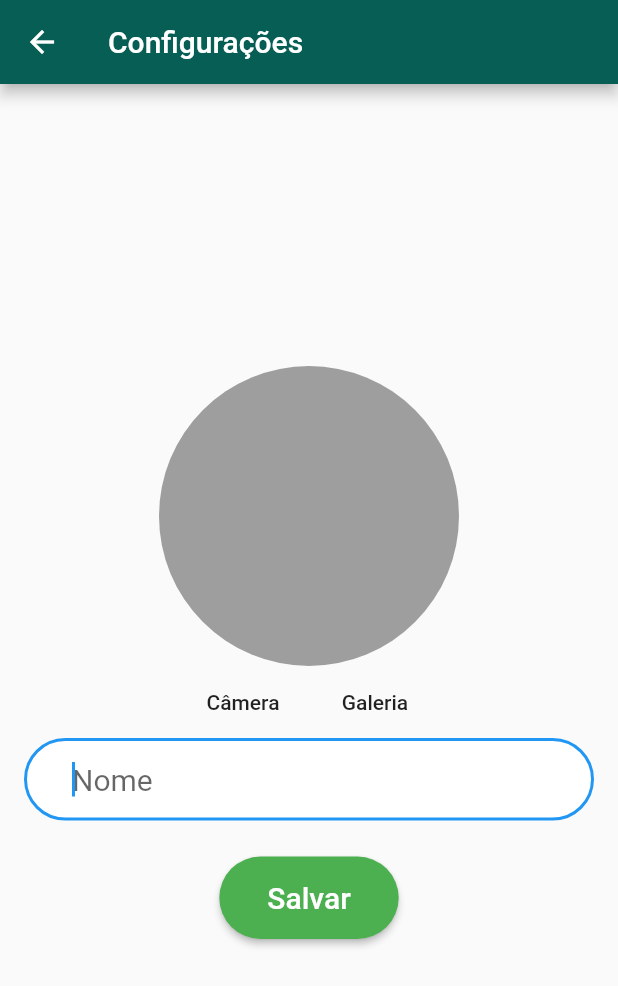
After one commit to felipeabreu86/flutter_whatsapp, a Flutter app: the Configuracoes screen opened by its route, after a tap on "Câmera", on a phone screen of 412 x 824 dp. The commit adds this screen. Shown: the top 986 px of the screen. Run offline on Flutter 3.47's test engine with Material 2 defaults, Android fonts, the phone set to English and light mode, and no system bars; our stand-ins replace cloud_firestore, firebase_auth, firebase_storage, image_picker; accounts and stored records are empty.

Commit message:
Se aplicado, este commit irá criar a tela de configurações e fazer o upload da imagem no firebase

```diff
--- /dev/null
+++ b/lib/configuracoes.dart
@@ -0,0 +1,161 @@
+import 'package:flutter/material.dart';
+import 'package:image_picker/image_picker.dart';
+import 'package:firebase_storage/firebase_storage.dart';
+import 'package:firebase_auth/firebase_auth.dart';
+import 'dart:io';
+
+class Configuracoes extends StatefulWidget {
+  @override
+  _ConfiguracoesState createState() => _ConfiguracoesState();
+}
+
+class _ConfiguracoesState extends State<Configuracoes> {
+  TextEditingController _controllerNome = TextEditingController();
+  File _imagem;
+  String _idUsuarioLogado;
+  bool _subindoImagem = false;
+  String _urlImagemRecuperada;
+
+  Future _recuperarImagem(String origemImagem) async {
+    File imagemSelecionada;
+    switch (origemImagem) {
+      case "camera":
+        imagemSelecionada =
+            await ImagePicker.pickImage(source: ImageSource.camera);
+        break;
+      case "galeria":
+        imagemSelecionada =
+            await ImagePicker.pickImage(source: ImageSource.gallery);
+        break;
+    }
+
+    setState(() {
+      _imagem = imagemSelecionada;
+      if (_imagem != null) {
+        _subindoImagem = true;
+        _uploadImagem();
+      }
+    });
+  }
+
+  Future _uploadImagem() async {
+    FirebaseStorage storage = FirebaseStorage.instance;
+    StorageReference pastaRaiz = storage.ref();
+    StorageReference arquivo =
+        pastaRaiz.child("perfil").child(_idUsuarioLogado + ".jpg");
+
+    //Upload da imagem
+    StorageUploadTask task = arquivo.putFile(_imagem);
+
+    //Controlar progresso do upload
+    task.events.listen((StorageTaskEvent storageEvent) {
+      if (storageEvent.type == StorageTaskEventType.progress) {
+        setState(() {
+          _subindoImagem = true;
+        });
+      } else if (storageEvent.type == StorageTaskEventType.success) {
+        setState(() {
+          _subindoImagem = false;
+        });
+      }
+    });
+
+    //Recuperar url da imagem
+    task.onComplete.then((StorageTaskSnapshot snapshot) {
+      _recuperarUrlImagem(snapshot);
+    });
+  }
+
+  Future _recuperarUrlImagem(StorageTaskSnapshot snapshot) async {
+    String url = await snapshot.ref.getDownloadURL();
+
+    setState(() {
+      _urlImagemRecuperada = url;
+    });
+  }
+
+  _recuperarDadosUsuario() async {
+    FirebaseAuth auth = FirebaseAuth.instance;
+    FirebaseUser usuarioLogado = await auth.currentUser();
+    _idUsuarioLogado = usuarioLogado.uid;
+  }
+
+  @override
+  void initState() {
+    super.initState();
+    _recuperarDadosUsuario();
+  }
+
+  @override
+  Widget build(BuildContext context) {
+    return Scaffold(
+      appBar: AppBar(
+        title: Text("Configurações"),
+      ),
+      body: Container(
+        padding: EdgeInsets.all(16),
+        child: Center(
+          child: SingleChildScrollView(
+            child: Column(
+              children: <Widget>[
+                _subindoImagem ? CircularProgressIndicator() : Container(),
+                CircleAvatar(
+                    radius: 100,
+                    backgroundColor: Colors.grey,
+                    backgroundImage: _urlImagemRecuperada != null
+                        ? NetworkImage(_urlImagemRecuperada)
+                        : null),
+                Row(
+                  mainAxisAlignment: MainAxisAlignment.center,
+                  children: <Widget>[
+                    FlatButton(
+                      child: Text("Câmera"),
+                      onPressed: () {
+                        _recuperarImagem("camera");
+                      },
+                    ),
+                    FlatButton(
+                      child: Text("Galeria"),
+                      onPressed: () {
+                        _recuperarImagem("galeria");
+                      },
+                    )
+                  ],
+                ),
+                Padding(
+                  padding: EdgeInsets.only(bottom: 8),
+                  child: TextField(
+                    controller: _controllerNome,
+                    autofocus: true,
+                    keyboardType: TextInputType.text,
+                    style: TextStyle(fontSize: 20),
+                    decoration: InputDecoration(
+                        contentPadding: EdgeInsets.fromLTRB(32, 16, 32, 16),
+                        hintText: "Nome",
+                        filled: true,
+                        fillColor: Colors.white,
+                        border: OutlineInputBorder(
+                            borderRadius: BorderRadius.circular(32))),
+                  ),
+                ),
+                Padding(
+                  padding: EdgeInsets.only(top: 16, bottom: 10),
+                  child: RaisedButton(
+                      child: Text(
+                        "Salvar",
+                        style: TextStyle(color: Colors.white, fontSize: 20),
+                      ),
+                      color: Colors.green,
+                      padding: EdgeInsets.fromLTRB(32, 16, 32, 16),
+                      shape: RoundedRectangleBorder(
+                          borderRadius: BorderRadius.circular(32)),
+                      onPressed: () {}),
+                )
+              ],
+            ),
+          ),
+        ),
+      ),
+    );
+  }
+}
--- a/lib/home.dart
+++ b/lib/home.dart
@@ -34,7 +34,7 @@ class _HomeState extends State<Home> with SingleTickerProviderStateMixin {
   _escolhaMenuItem(String itemEscolhido) {
     switch (itemEscolhido) {
       case "Configurações":
-        print("Configurações");
+        Navigator.pushNamed(context, "/configuracoes");
         break;
       case "Deslogar":
         _deslogarUsuario();
--- a/lib/routeGenerator.dart
+++ b/lib/routeGenerator.dart
@@ -1,5 +1,6 @@
 import 'package:flutter/material.dart';
 import 'cadastro.dart';
+import 'configuracoes.dart';
 import 'home.dart';
 import 'login.dart';
 
@@ -14,6 +15,8 @@ class RouteGenerator {
         return MaterialPageRoute(builder: (_) => Cadastro());
       case "/home":
         return MaterialPageRoute(builder: (_) => Home());
+      case "/configuracoes":
+        return MaterialPageRoute(builder: (_) => Configuracoes());
     }
     return _erroRota();
   }
--- a/pubspec.yaml
+++ b/pubspec.yaml
@@ -23,6 +23,7 @@ dependencies:
   firebase_auth: ^0.15.5+2
   firebase_storage: ^3.1.3
   cloud_firestore: ^0.13.4+2
+  image_picker: ^0.6.4
 
   # The following adds the Cupertino Icons font to your application.
   # Use with the CupertinoIcons class for iOS style icons.
```
Also changed, not shown: pubspec.lock, 1 other file.
